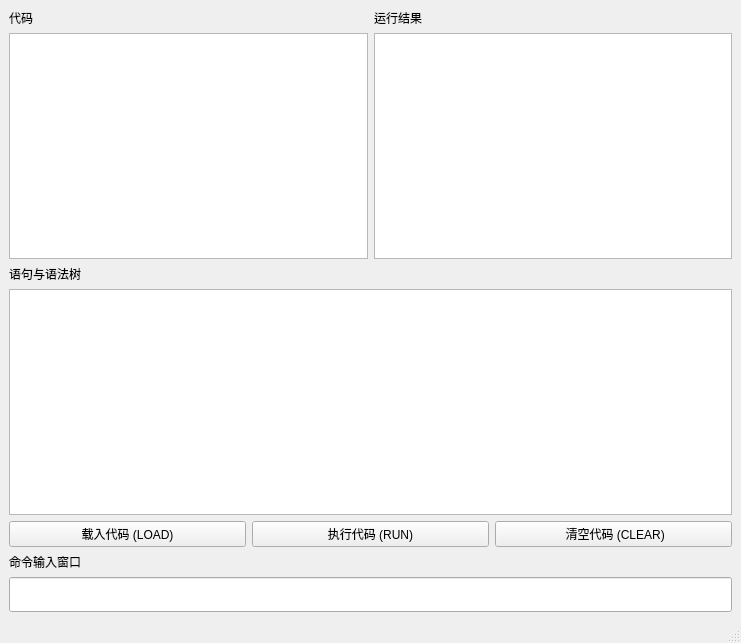
Hydroiodic/Projects_SE1301_2023-2024-1, file QBasic_RAW/QBasic.ui: the form before one commit.
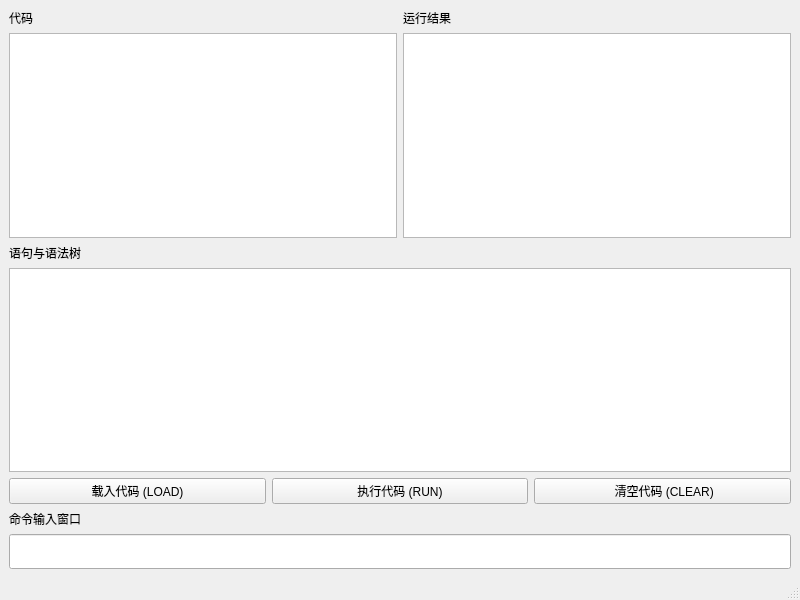
The form after the commit.

Patch:
```diff
--- a/QBasic_RAW/QBasic.ui
+++ b/QBasic_RAW/QBasic.ui
@@ -6,8 +6,8 @@
    <rect>
     <x>0</x>
     <y>0</y>
-    <width>741</width>
-    <height>643</height>
+    <width>800</width>
+    <height>600</height>
    </rect>
   </property>
   <property name="sizePolicy">
```
Left out of the diff: 2 changed lines with no effect on the pictures.
